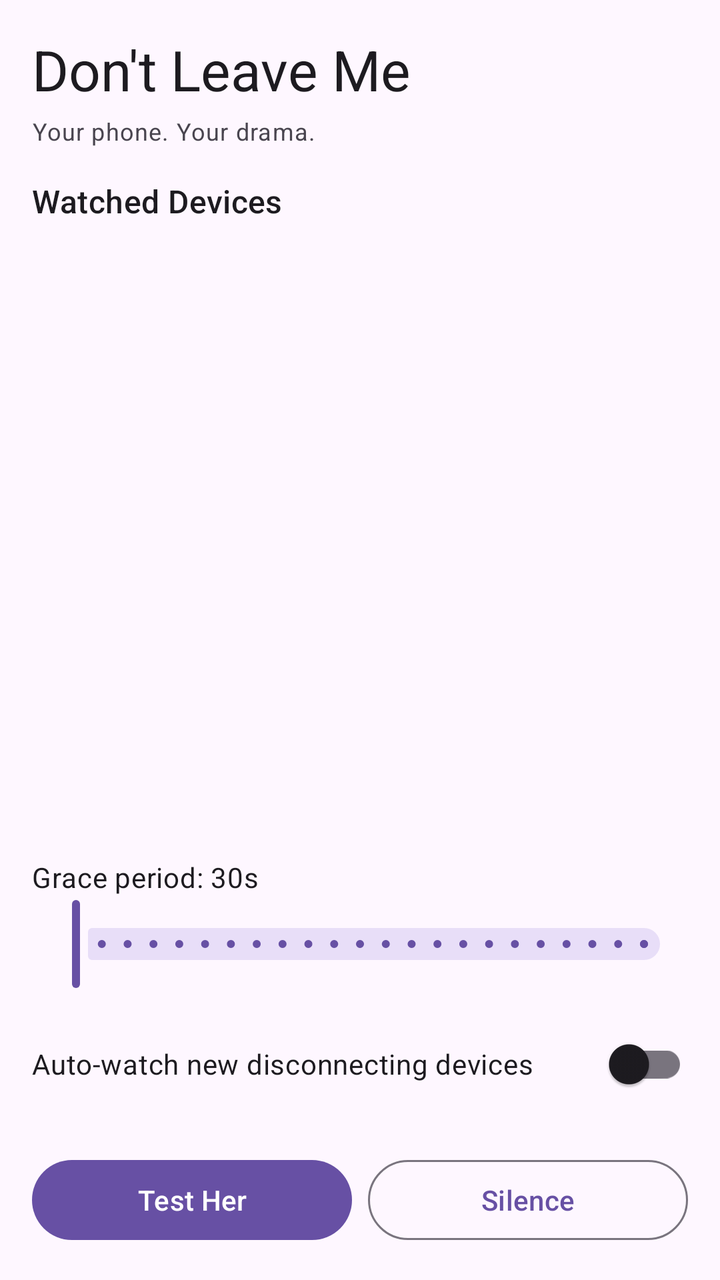
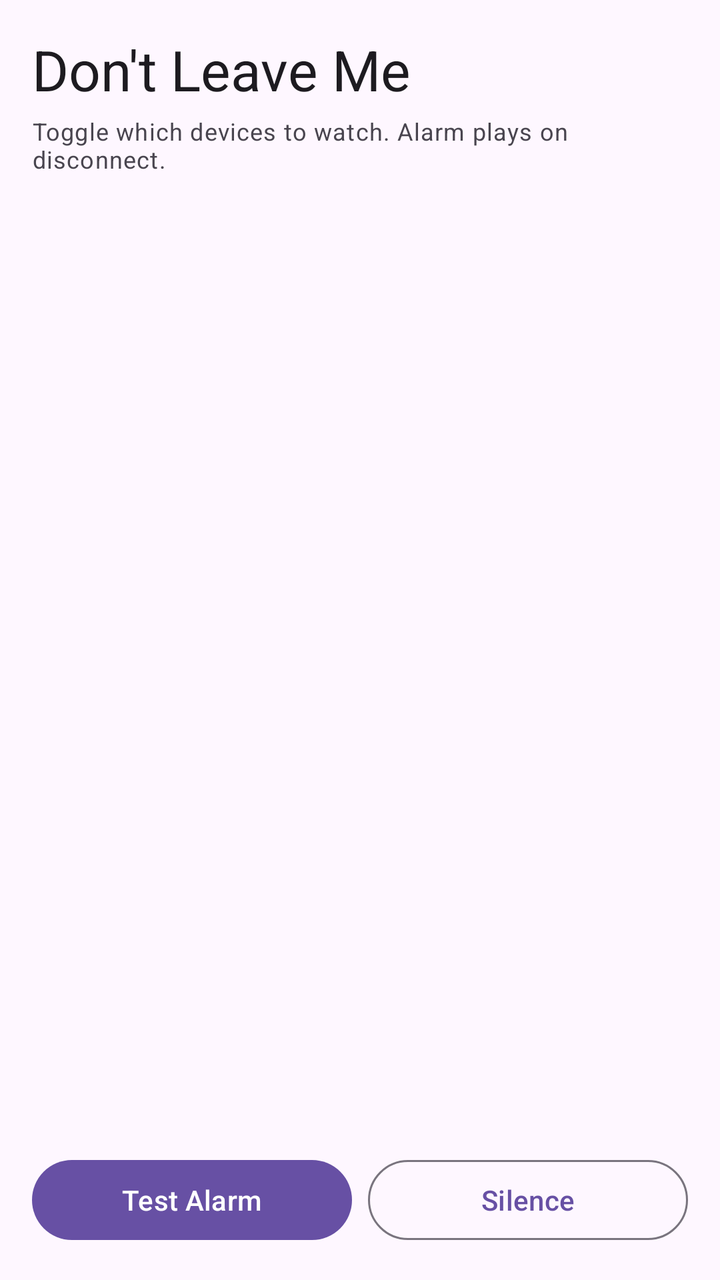

Two renders of the same Android screen: before a commit and after it. Below are the layout's source before the change and the commit's diff.
<!-- AndroidManifest.xml: application theme Theme.DontLeaveMe -->
<!-- res/layout/activity_main.xml -->
<?xml version="1.0" encoding="utf-8"?>
<LinearLayout xmlns:android="http://schemas.android.com/apk/res/android"
    xmlns:app="http://schemas.android.com/apk/res-auto"
    android:layout_width="match_parent"
    android:layout_height="match_parent"
    android:orientation="vertical"
    android:padding="16dp">

    <TextView
        android:layout_width="wrap_content"
        android:layout_height="wrap_content"
        android:text="@string/app_name"
        android:textAppearance="?attr/textAppearanceHeadlineMedium"
        android:layout_marginBottom="4dp"/>

    <TextView
        android:layout_width="wrap_content"
        android:layout_height="wrap_content"
        android:text="Your phone. Your drama."
        android:textAppearance="?attr/textAppearanceBodySmall"
        android:textColor="?attr/colorOnSurfaceVariant"
        android:layout_marginBottom="16dp"/>

    <TextView
        android:layout_width="wrap_content"
        android:layout_height="wrap_content"
        android:text="Watched Devices"
        android:textAppearance="?attr/textAppearanceTitleMedium"
        android:layout_marginBottom="8dp"/>

    <androidx.recyclerview.widget.RecyclerView
        android:id="@+id/recyclerDevices"
        android:layout_width="match_parent"
        android:layout_height="0dp"
        android:layout_weight="1"
        android:clipToPadding="false"
        android:paddingBottom="8dp"/>

    
    <TextView
        android:id="@+id/textGracePeriod"
        android:layout_width="wrap_content"
        android:layout_height="wrap_content"
        android:text="Grace period: 30s"
        android:textAppearance="?attr/textAppearanceBodyMedium"
        android:layout_marginTop="12dp"/>

    <com.google.android.material.slider.Slider
        android:id="@+id/sliderGracePeriod"
        android:layout_width="match_parent"
        android:layout_height="wrap_content"
        android:valueFrom="10"
        android:valueTo="120"
        android:stepSize="5"
        android:layout_marginBottom="12dp"
        app:labelBehavior="gone"/>

    
    <LinearLayout
        android:layout_width="match_parent"
        android:layout_height="wrap_content"
        android:orientation="horizontal"
        android:gravity="center_vertical"
        android:layout_marginBottom="20dp">

        <TextView
            android:layout_width="0dp"
            android:layout_height="wrap_content"
            android:layout_weight="1"
            android:text="Auto-watch new disconnecting devices"
            android:textAppearance="?attr/textAppearanceBodyMedium"/>

        <androidx.appcompat.widget.SwitchCompat
            android:id="@+id/switchAutoLearn"
            android:layout_width="wrap_content"
            android:layout_height="wrap_content"/>
    </LinearLayout>

    
    <LinearLayout
        android:layout_width="match_parent"
        android:layout_height="wrap_content"
        android:orientation="horizontal">

        <com.google.android.material.button.MaterialButton
            android:id="@+id/buttonTest"
            android:layout_width="0dp"
            android:layout_height="wrap_content"
            android:layout_weight="1"
            android:text="Test Her"
            android:layout_marginEnd="8dp"/>

        <com.google.android.material.button.MaterialButton
            android:id="@+id/buttonSilence"
            android:layout_width="0dp"
            android:layout_height="wrap_content"
            android:layout_weight="1"
            style="@style/Widget.Material3.Button.OutlinedButton"
            android:text="Silence"/>
    </LinearLayout>

</LinearLayout>
<!-- resources referenced by this layout -->
<resources>
  <string name="app_name">Don\'t Leave Me</string>
  <style name="Theme.DontLeaveMe" parent="Theme.Material3.DayNight.NoActionBar" />
</resources>

<!-- the commit's change to res/layout/activity_main.xml (unified diff, before → after) -->
@@ -1,6 +1,5 @@
 <?xml version="1.0" encoding="utf-8"?>
 <LinearLayout xmlns:android="http://schemas.android.com/apk/res/android"
-    xmlns:app="http://schemas.android.com/apk/res-auto"
     android:layout_width="match_parent"
     android:layout_height="match_parent"
     android:orientation="vertical"
@@ -16,78 +15,31 @@
     <TextView
         android:layout_width="wrap_content"
         android:layout_height="wrap_content"
-        android:text="Your phone. Your drama."
+        android:text="Toggle which devices to watch. Alarm plays on disconnect."
         android:textAppearance="?attr/textAppearanceBodySmall"
         android:textColor="?attr/colorOnSurfaceVariant"
         android:layout_marginBottom="16dp"/>
-
-    <TextView
-        android:layout_width="wrap_content"
-        android:layout_height="wrap_content"
-        android:text="Watched Devices"
-        android:textAppearance="?attr/textAppearanceTitleMedium"
-        android:layout_marginBottom="8dp"/>
 
     <androidx.recyclerview.widget.RecyclerView
         android:id="@+id/recyclerDevices"
         android:layout_width="match_parent"
         android:layout_height="0dp"
-        android:layout_weight="1"
-        android:clipToPadding="false"
-        android:paddingBottom="8dp"/>
+        android:layout_weight="1"/>
 
     
-    <TextView
-        android:id="@+id/textGracePeriod"
-        android:layout_width="wrap_content"
-        android:layout_height="wrap_content"
-        android:text="Grace period: 30s"
-        android:textAppearance="?attr/textAppearanceBodyMedium"
-        android:layout_marginTop="12dp"/>
 
-    <com.google.android.material.slider.Slider
-        android:id="@+id/sliderGracePeriod"
-        android:layout_width="match_parent"
-        android:layout_height="wrap_content"
-        android:valueFrom="10"
-        android:valueTo="120"
-        android:stepSize="5"
-        android:layout_marginBottom="12dp"
-        app:labelBehavior="gone"/>
-
-    
     <LinearLayout
         android:layout_width="match_parent"
         android:layout_height="wrap_content"
         android:orientation="horizontal"
-        android:gravity="center_vertical"
-        android:layout_marginBottom="20dp">
-
-        <TextView
-            android:layout_width="0dp"
-            android:layout_height="wrap_content"
-            android:layout_weight="1"
-            android:text="Auto-watch new disconnecting devices"
-            android:textAppearance="?attr/textAppearanceBodyMedium"/>
-
-        <androidx.appcompat.widget.SwitchCompat
-            android:id="@+id/switchAutoLearn"
-            android:layout_width="wrap_content"
-            android:layout_height="wrap_content"/>
-    </LinearLayout>
-
-    
-    <LinearLayout
-        android:layout_width="match_parent"
-        android:layout_height="wrap_content"
-        android:orientation="horizontal">
+        android:layout_marginTop="16dp">
 
         <com.google.android.material.button.MaterialButton
             android:id="@+id/buttonTest"
             android:layout_width="0dp"
             android:layout_height="wrap_content"
             android:layout_weight="1"
-            android:text="Test Her"
+            android:text="Test Alarm"
             android:layout_marginEnd="8dp"/>
 
         <com.google.android.material.button.MaterialButton
@@ -97,6 +49,6 @@
             android:layout_weight="1"
             style="@style/Widget.Material3.Button.OutlinedButton"
             android:text="Silence"/>
+
     </LinearLayout>
-
 </LinearLayout>
